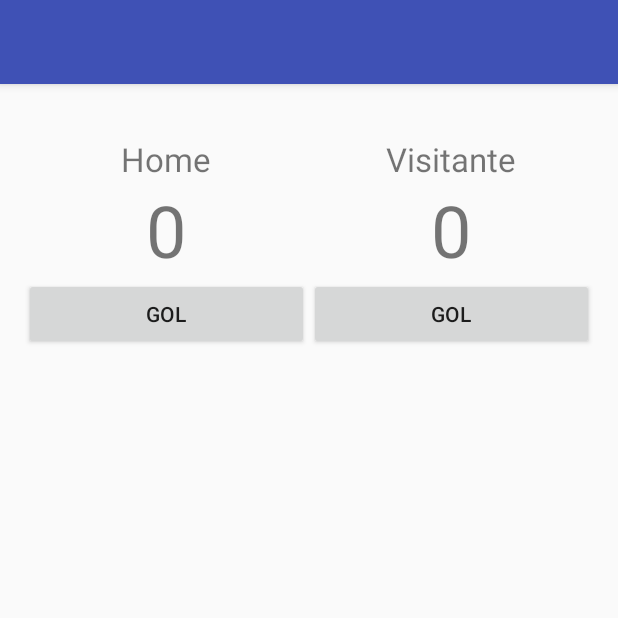
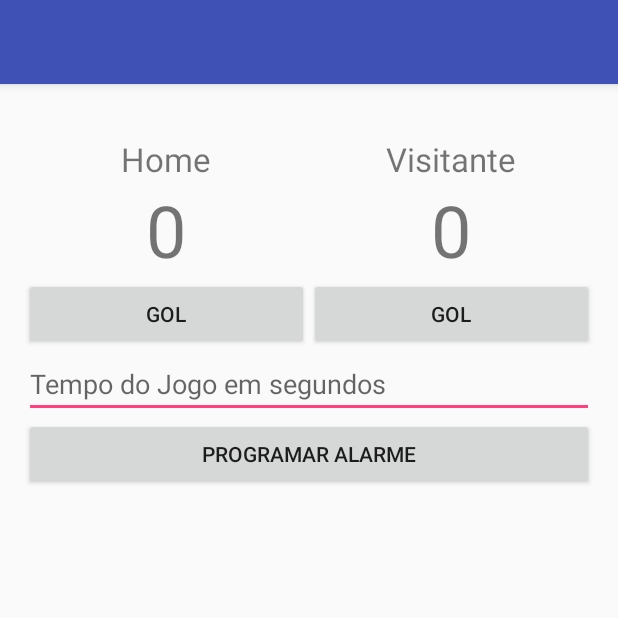
Before and after one commit to heiderlopes/DemoIntentShift, an Android app: the MainActivity screen opened directly, with no data from a screen before it, on a phone screen of 412 x 824 dp, the top half of it. Run offline under Robolectric (Android 15) with nearby library versions, the phone set to English and light mode, and no system bars.

Commit message:
Criacao do alarme manager

```diff
--- a/app/src/main/java/br/com/heiderlopes/demointent/LoginActivity.java
+++ b/app/src/main/java/br/com/heiderlopes/demointent/LoginActivity.java
@@ -36,6 +36,12 @@ public class LoginActivity extends AppCompatActivity {
                 Constantes.REQUEST_CODE_VALIDA_LOGIN);
     }
 
+    public void testeBroadcast(View v) {
+        Intent i = new Intent();
+        i.setAction("android.app.action.LOGIN_SUCESSO");
+        sendBroadcast(i);
+    }
+
     @Override
     protected void onActivityResult(int requestCode, int resultCode, Intent data) {
         super.onActivityResult(requestCode, resultCode, data);
--- a/app/src/main/res/layout/activity_login.xml
+++ b/app/src/main/res/layout/activity_login.xml
@@ -37,4 +37,10 @@
         android:layout_height="wrap_content"
         android:text="Conectar"
         android:onClick="conectar"/>
+
+    <Button
+        android:layout_width="match_parent"
+        android:layout_height="wrap_content"
+        android:text="Teste Broadcast"
+        android:onClick="testeBroadcast"/>
 </LinearLayout>
--- a/app/src/main/res/layout/activity_main.xml
+++ b/app/src/main/res/layout/activity_main.xml
@@ -89,4 +89,18 @@
             android:onClick="golVisitante"/>
 
     </LinearLayout>
+
+    <EditText
+        android:layout_width="match_parent"
+        android:layout_height="wrap_content"
+        android:id="@+id/etTempoJogo"
+        android:hint="Tempo do Jogo em segundos"/>
+
+    <Button
+        android:layout_width="match_parent"
+        android:layout_height="wrap_content"
+        android:text="Programar alarme"
+        android:id="@+id/btProgramarAlarme"
+        android:onClick="programarAlarme"/>
+
 </LinearLayout>
```
Also changed, not shown: app/src/main/AndroidManifest.xml (+9 -0 lines), app/src/main/java/br/com/heiderlopes/demointent/MainActivity.java (+23 -0 lines), app/src/main/java/br/com/heiderlopes/demointent/broadcastreceiver/AlarmeReceiver.java (added, +23 -0 lines), app/src/main/java/br/com/heiderlopes/demointent/broadcastreceiver/MyReceiver.java (added, +14 -0 lines), 1 other file.
